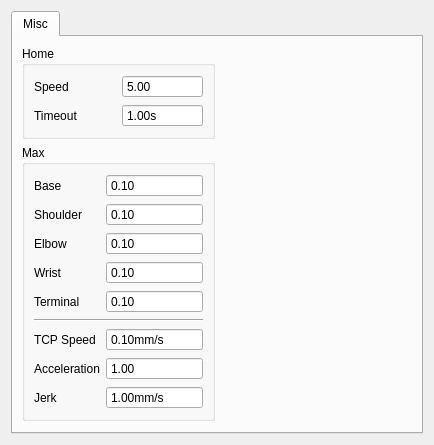
Qt form source/plugin/t4/advpara.ui (ww4u/mct-t4) before a commit.
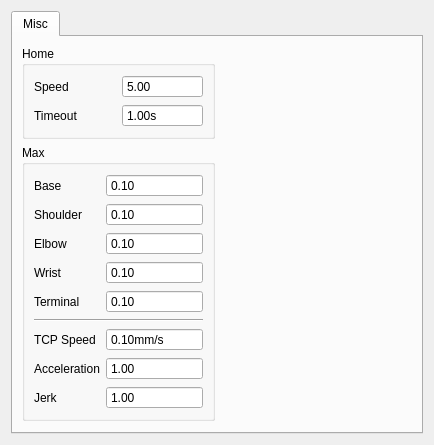
The same form after that commit.

Patch:
```diff
--- a/source/plugin/t4/advpara.ui
+++ b/source/plugin/t4/advpara.ui
@@ -7,7 +7,7 @@
     <x>0</x>
     <y>0</y>
     <width>434</width>
-    <height>363</height>
+    <height>395</height>
    </rect>
   </property>
   <property name="windowTitle">
@@ -66,7 +66,7 @@
              <enum>QAbstractSpinBox::NoButtons</enum>
             </property>
             <property name="suffix">
-             <string>mm/s</string>
+             <string/>
             </property>
             <property name="minimum">
              <double>1.000000000000000</double>
```
